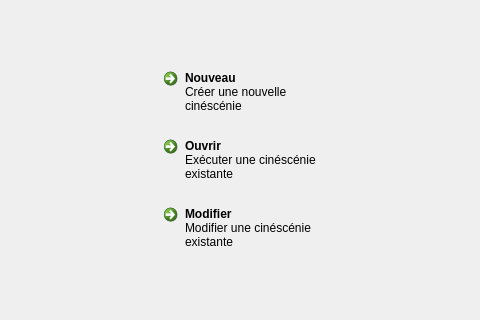
This is src/MainWindow.ui in Folcogh/NVM as Qt 5 draws it before an edit; both pictures show x 272 to 752 and y 224 to 544 of the 1024 by 768 pixel window. The edited form follows.
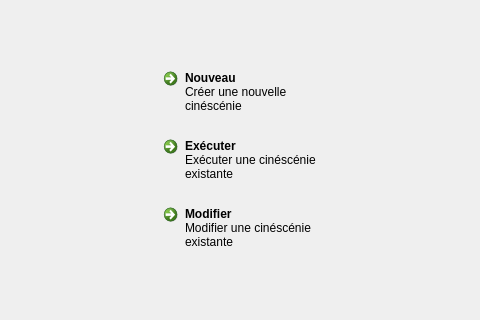
This is the edited form.

Commit message: - stop the cinescenie base timer if the cinescenie can't be executed, or when all events are in the past - display remaining time for each event in the table - update the next event in the next event frame

What changed in the file:
```diff
--- a/src/MainWindow.ui
+++ b/src/MainWindow.ui
@@ -63,7 +63,7 @@
        <item row="2" column="1" rowspan="2">
         <widget class="QCommandLinkButton" name="ButtonLoad">
          <property name="text">
-          <string>Ouvrir</string>
+          <string>Exécuter</string>
          </property>
          <property name="description">
           <string>Exécuter une cinéscénie existante</string>
```
The commit also changes 2 other files.
